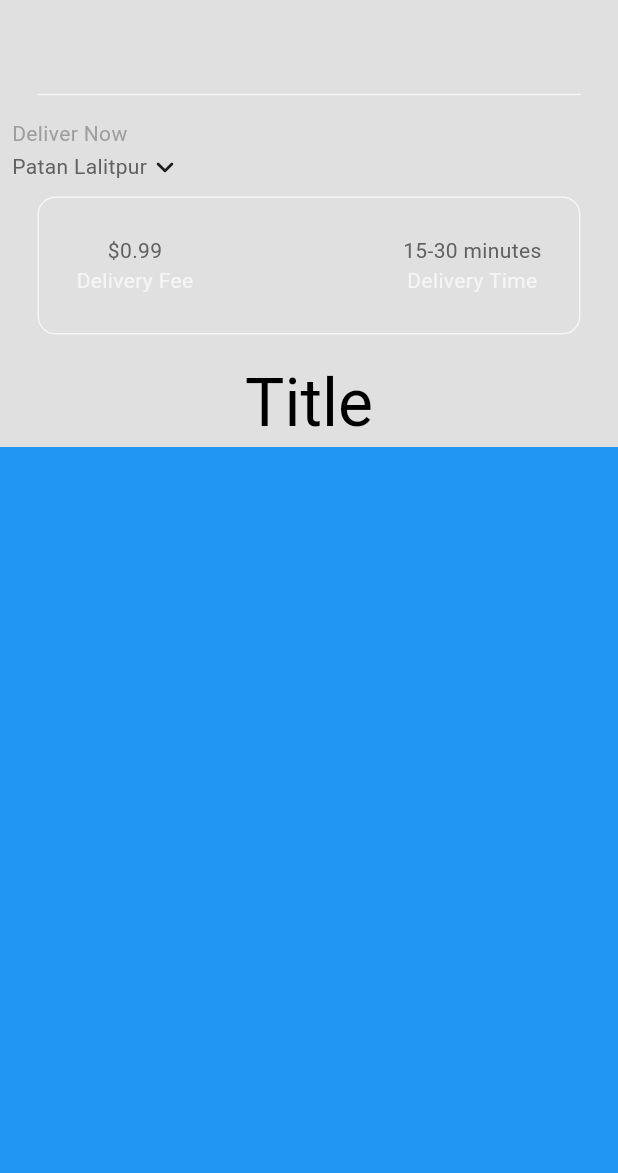
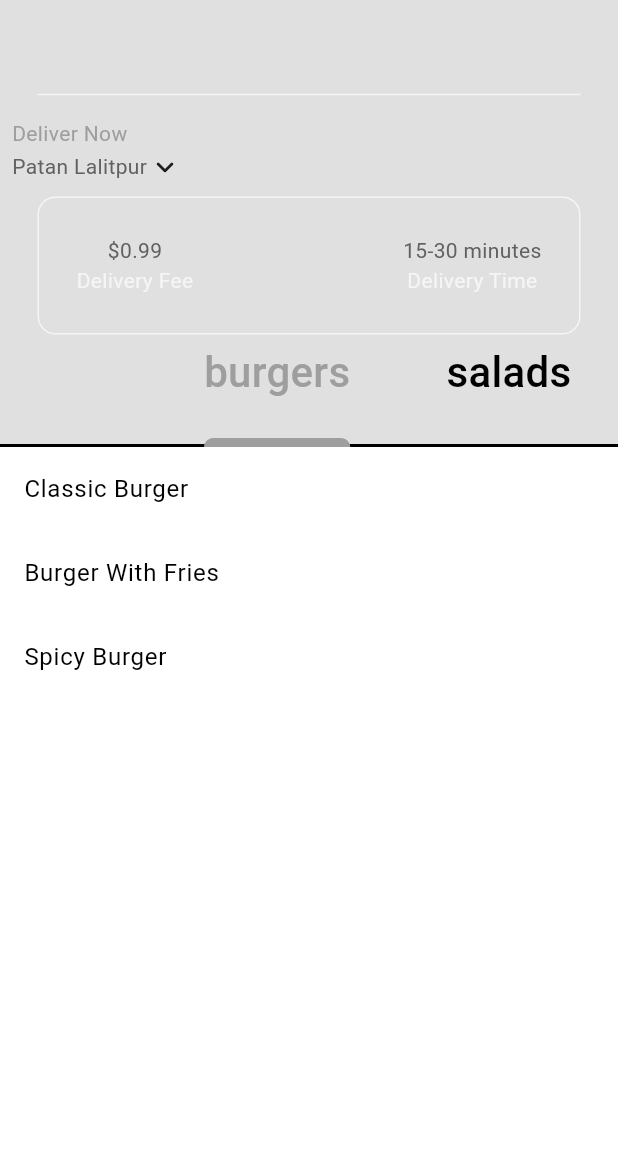
Before and after one commit to shamel-rai/-Food-Delivery-App, a Flutter app: the screen it shows after launch, after a tap on "Sign In", on a phone screen of 412 x 824 dp, the part 63-1236 px from its top. Run offline on Flutter 3.47's test engine with Material 3 defaults, Android fonts, the phone set to English and light mode, and no system bars.

```diff
--- /dev/null
+++ b/lib/components/my_tab_bar.dart
@@ -0,0 +1,27 @@
+import 'package:flutter/material.dart';
+import 'package:recipe_app/models/food.dart';
+
+class MyTabBar extends StatelessWidget {
+  final TabController tabController;
+
+  const MyTabBar({super.key, required this.tabController});
+
+  List<Tab> _buildCategoryTabs() {
+    return FoodCategory.values.map((category) {
+      return Tab(text: category.toString().split(".").last);
+    }).toList();
+  }
+
+  @override
+  Widget build(BuildContext context) {
+    return SizedBox(
+      child: Container(
+        child: TabBar(
+          controller: tabController,
+          isScrollable: true,
+          tabs: _buildCategoryTabs(),
+        ),
+      ),
+    );
+  }
+}
--- a/lib/main.dart
+++ b/lib/main.dart
@@ -1,13 +1,17 @@
 import 'package:flutter/material.dart';
 import 'package:provider/provider.dart';
 import 'package:recipe_app/authentication/login_or_register.dart';
+import 'package:recipe_app/models/restaurant.dart';
 import 'package:recipe_app/pages/loginpage.dart';
 import 'package:recipe_app/themes/theme_provider.dart';
 
 void main() {
   runApp(
-    ChangeNotifierProvider(
-      create: (context) => ThemeProvider(),
+    MultiProvider(
+      providers: [
+        ChangeNotifierProvider(create: (context) => ThemeProvider()),
+        ChangeNotifierProvider(create: (context) => Restaurant()),
+      ],
       child: MyApp(),
     ),
   );
--- /dev/null
+++ b/lib/models/food.dart
@@ -0,0 +1,28 @@
+class Food {
+  final String name;
+  final String description;
+  final String imagePath;
+  final double price;
+  final FoodCategory category;
+  List<Addon> availableAddons;
+
+  Food({
+    required this.name,
+    required this.description,
+    required this.imagePath,
+    required this.price,
+    required this.category,
+    required this.availableAddons,
+  });
+}
+
+//food categories
+enum FoodCategory { burgers, salads, sides, desserts, drinkts }
+
+//food addons
+class Addon {
+  String name;
+  double price;
+
+  Addon({required this.name, required this.price});
+}
--- /dev/null
+++ b/lib/models/restaurant.dart
@@ -0,0 +1,85 @@
+import 'package:flutter/material.dart';
+import 'package:recipe_app/models/food.dart';
+
+class Restaurant extends ChangeNotifier {
+  // List of food menu
+  final List<Food> _menu = [
+    // burger
+    Food(
+      name: 'Classic Burger',
+      description: "A Juicy Chicken classic burger",
+      imagePath: 'assets/burger/burger_one.jpg',
+      price: 20,
+      category: FoodCategory.burgers,
+      availableAddons: [
+        Addon(name: 'Extra Chesse', price: 5),
+        Addon(name: 'Oninons', price: 5),
+        Addon(name: 'Meat', price: 7),
+      ],
+    ),
+    Food(
+      name: "Burger With Fries",
+      description: "Burger With Fries",
+      imagePath: "assets/burger/burger_two.jpg",
+      price: 20,
+      category: FoodCategory.burgers,
+      availableAddons: [
+        Addon(name: "Extra Fries", price: 10),
+        Addon(name: "Extra Fries with Chesse", price: 15),
+      ],
+    ),
+    Food(
+      name: "Spicy Burger",
+      description: "Burger That will Burn your ass",
+      imagePath: "assets/burger/burger_three.jpg",
+      price: 20,
+      category: FoodCategory.burgers,
+      availableAddons: [
+        Addon(name: "Extra Spicy", price: 10),
+        Addon(name: "Spicy Pro Max", price: 15),
+      ],
+    ),
+    Food(
+      name: "Red Pastery",
+      description: "Some Kind of Red Pastery",
+      imagePath: "assets/desserts/dessert_one.jpg",
+      price: 9,
+      category: FoodCategory.desserts,
+      availableAddons: [Addon(name: "Sprinkle candies", price: 4)],
+    ),
+    Food(
+      name: "Red Velvet with fruits",
+      description: "Some Kind of Red Pastery",
+      imagePath: "assets/desserts/dessert_Two.jpg",
+      price: 9,
+      category: FoodCategory.desserts,
+      availableAddons: [Addon(name: "Fruits", price: 6)],
+    ),
+
+    // drinks
+    Food(
+      name: "Coke",
+      description: "Just Drink it ",
+      imagePath: "assets/drinks/drink_one.jpeg",
+      price: 10,
+      category: FoodCategory.drinkts,
+      availableAddons: [Addon(name: "Glass", price: 8)],
+    ),
+    // dessserts
+  ];
+
+  // Getters
+  List<Food> get menu => _menu;
+
+  // Operation
+  // 1. add to the cart
+  // 2. Remove from the cart
+  // 3. tottal price of the cart
+  // 4. total number of itesm in the cart
+  // 5. clear the cart
+
+  // Helpers
+  // 1.Generate the Receipt
+  // 2. Format double value in to money
+  // 3. Format list of addons into a string summary
+}
--- a/lib/pages/home_page.dart
+++ b/lib/pages/home_page.dart
@@ -1,15 +1,58 @@
 import 'package:flutter/material.dart';
+import 'package:provider/provider.dart';
 import 'package:recipe_app/components/my_current_location.dart';
 import 'package:recipe_app/components/my_description_box.dart';
 import 'package:recipe_app/components/my_drawer.dart';
 import 'package:recipe_app/components/my_silver_app_bar.dart';
+import 'package:recipe_app/components/my_tab_bar.dart';
+import 'package:recipe_app/models/food.dart';
+import 'package:recipe_app/models/restaurant.dart';
 
 class HomePage extends StatefulWidget {
   @override
   State<HomePage> createState() => _HomePageState();
 }
 
-class _HomePageState extends State<HomePage> {
+class _HomePageState extends State<HomePage>
+    with SingleTickerProviderStateMixin {
+  late TabController _tabController;
+  @override
+  void initState() {
+    super.initState();
+    _tabController = TabController(
+      length: FoodCategory.values.length,
+      vsync: this,
+    );
+  }
+
+  @override
+  void dispose() {
+    _tabController.dispose();
+    super.dispose();
+  }
+
+  // Sort out and return a list of food items that belong to a specific category
+  List<Food> _filtermethodByCategory(
+    FoodCategory category,
+    List<Food> fullMenu,
+  ) {
+    return fullMenu.where((food) => food.category == category).toList();
+  }
+
+  // return list of foods in the given category
+  List<Widget> getFoodInThisCategory(List<Food> fullMenu) {
+    return FoodCategory.values.map((category) {
+      List<Food> categoryMenu = _filtermethodByCategory(category, fullMenu);
+      return ListView.builder(
+        itemCount: categoryMenu.length,
+        physics: NeverScrollableScrollPhysics(),
+        itemBuilder: (context, index) {
+          return ListTile(title: Text(categoryMenu[index].name));
+        },
+      );
+    }).toList();
+  }
+
   @override
   Widget build(BuildContext context) {
     return Scaffold(
@@ -37,10 +80,15 @@ class _HomePageState extends State<HomePage> {
                 MyDescriptionBox(),
               ],
             ),
-            title: Text("Title"),
+            title: MyTabBar(tabController: _tabController),
           ),
         ],
-        body: Container(color: Colors.blue),
+        body: Consumer<Restaurant>(
+          builder: (context, restaurant, child) => TabBarView(
+            controller: _tabController,
+            children: getFoodInThisCategory(restaurant.menu),
+          ),
+        ),
       ),
     );
   }
--- a/pubspec.yaml
+++ b/pubspec.yaml
@@ -59,8 +59,10 @@ flutter:
   uses-material-design: true
 
   # To add assets to your application, add an assets section, like this:
-  # assets:
-  #   - images/a_dot_burr.jpeg
+  assets:
+    - assets/burger/
+    - assets/desserts/
+    - assets/drinks/
   #   - images/a_dot_ham.jpeg
 
   # An image asset can refer to one or more resolution-specific "variants", see
```
Also changed, not shown: assets/burger/burger_one.jpg (added), assets/burger/burger_three.jpg (added), assets/burger/burger_two.jpg (added), assets/desserts/dessert_one.jpg (added), assets/desserts/dessert_two.jpg (added), assets/drinks/drink two.jpeg (added), assets/drinks/drink_one.jpeg (added).
